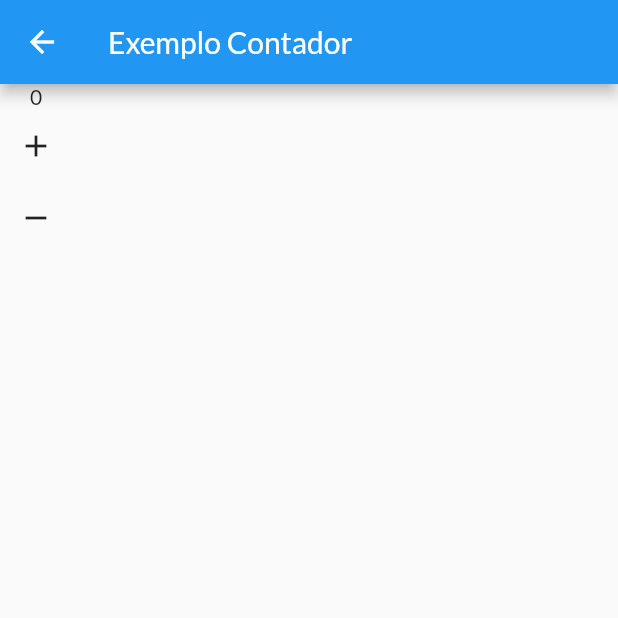
After one commit to Fibler01/FlutterShop, a Flutter app: the CounterPage screen opened directly, after a tap on the "remove" icon, on a phone screen of 412 x 824 dp, the top half of it. The commit adds this screen. Run offline on Flutter 3.47's test engine with Material 2 defaults, Android fonts, the phone set to English and light mode, and no system bars; network calls fail.

Commit message:
adding favorite function and training inherit with provider

```diff
--- a/lib/models/product.dart
+++ b/lib/models/product.dart
@@ -1,4 +1,6 @@
-class Product {
+import 'package:flutter/material.dart';
+
+class Product with ChangeNotifier {
   final String id;
   final String title;
   final String description;
@@ -18,5 +20,6 @@ class Product {
 
   void toggleFavorite() {
     isFavorite = !isFavorite; /* favorito alternando o valor sempre que chamar o metodo */
+    notifyListeners(); /* para ter reatividade do botão favorito */
   }
 }
--- /dev/null
+++ b/lib/models/product_list.dart
@@ -0,0 +1,15 @@
+import 'package:flutter/material.dart';
+import 'package:shop/data/dummy_data.dart';
+import 'package:shop/models/product.dart';
+
+class ProductList with ChangeNotifier {  /* changenotifier, notifica os interessados para haver uma atualização */
+  List<Product> _items = dummyProducts;  /* trocar por vazio quando pronto */
+
+  List<Product> get items => [..._items]; /* retornando um clone da lista de items, para nao permitir o usuario adicionar itens sem permissao, etc */
+
+  void addProduct(Product product) {
+    _items.add(product);
+    notifyListeners(); /* sempre que houver mudança é chamado, para atualizar a pagina, para que a tela apresente um novo produto */
+  }
+
+}
--- /dev/null
+++ b/lib/pages/counter_page.dart
@@ -0,0 +1,49 @@
+import 'package:flutter/material.dart';
+
+import '../providers/counter.dart';
+
+class CounterPage extends StatefulWidget {
+  const CounterPage({
+    Key? key,
+  }) : super(key: key);
+
+  @override
+  State<CounterPage> createState() => _CounterPageState();
+}
+
+class _CounterPageState extends State<CounterPage> {
+
+
+  @override
+  Widget build(BuildContext context) {
+    final provider = CounterProvider.of(context);
+
+    return Scaffold(
+      appBar: AppBar(
+        title: Text('Exemplo Contador'),
+      ),
+      body: Column(
+        children: [
+          Text(provider?.state.value.toString() ?? '0'),  /* permite o acesso desse componente em qualquer componente, por ser inherit */
+          IconButton(
+            onPressed: () {
+              setState(() {
+                provider?.state.inc();
+              print(provider?.state.value);
+              });
+
+            },
+            icon: Icon(Icons.add),
+          ),
+          IconButton(onPressed: () {
+            setState(() {
+              provider?.state.dec();
+            print(provider?.state.value);
+            });
+
+          }, icon: Icon(Icons.remove))
+        ],
+      ),
+    );
+  }
+}
--- /dev/null
+++ b/lib/providers/counter.dart
@@ -0,0 +1,31 @@
+import 'dart:developer';
+
+import 'package:flutter/cupertino.dart';
+
+class CounterState {
+  int _value = 0;
+
+  void inc() => _value++;
+  void dec() => _value--;
+  int get value => _value;
+
+  bool diff(CounterState old){
+    return old._value != _value;
+  }
+}
+
+class CounterProvider extends InheritedWidget {
+  final CounterState state = CounterState();
+
+  CounterProvider({required Widget child}) : super(child: child);
+
+  static CounterProvider? of(BuildContext context) {
+    return context.dependOnInheritedWidgetOfExactType<CounterProvider>();
+  }
+
+  @override
+  bool updateShouldNotify(covariant CounterProvider oldWidget) {
+    // TODO: implement updateShouldNotify
+    return oldWidget.state.diff(state);  /* sempre que valor for diferente, ele vai notificar que deve aver mudança */
+  }
+}
```
Also changed, not shown: lib/components/product_grid.dart (added, +35 -0 lines), lib/components/product_item.dart (+15 -14 lines), lib/main.dart (+6 -1 lines), lib/pages/products_overview_page.dart (+6 -17 lines).
